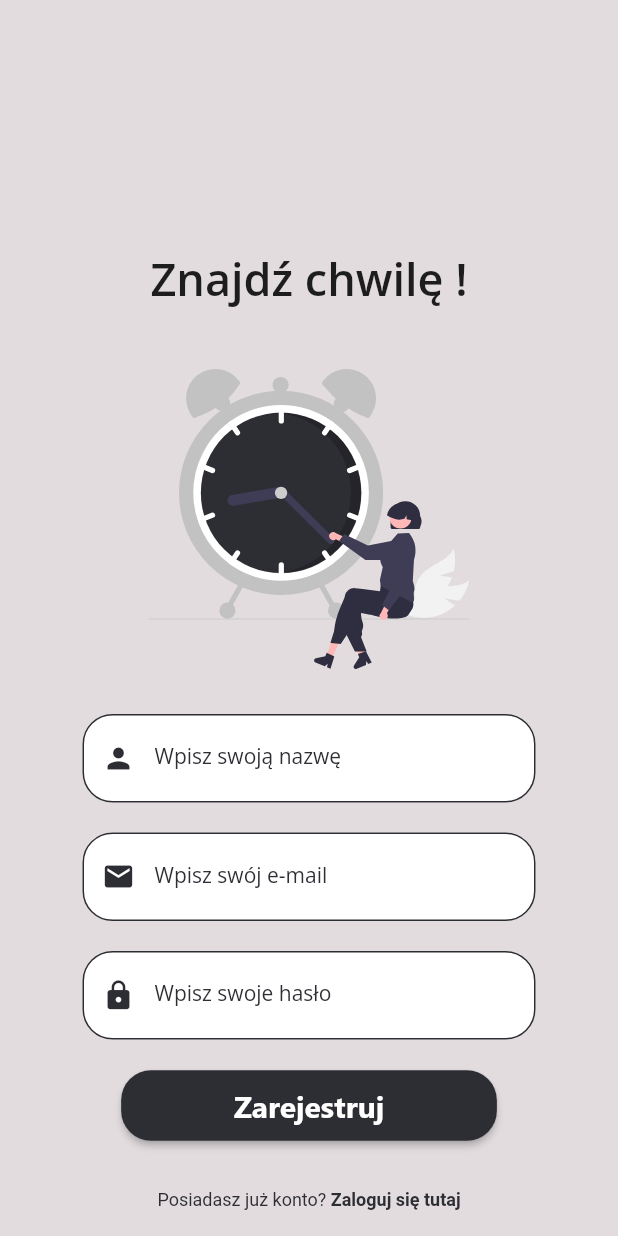
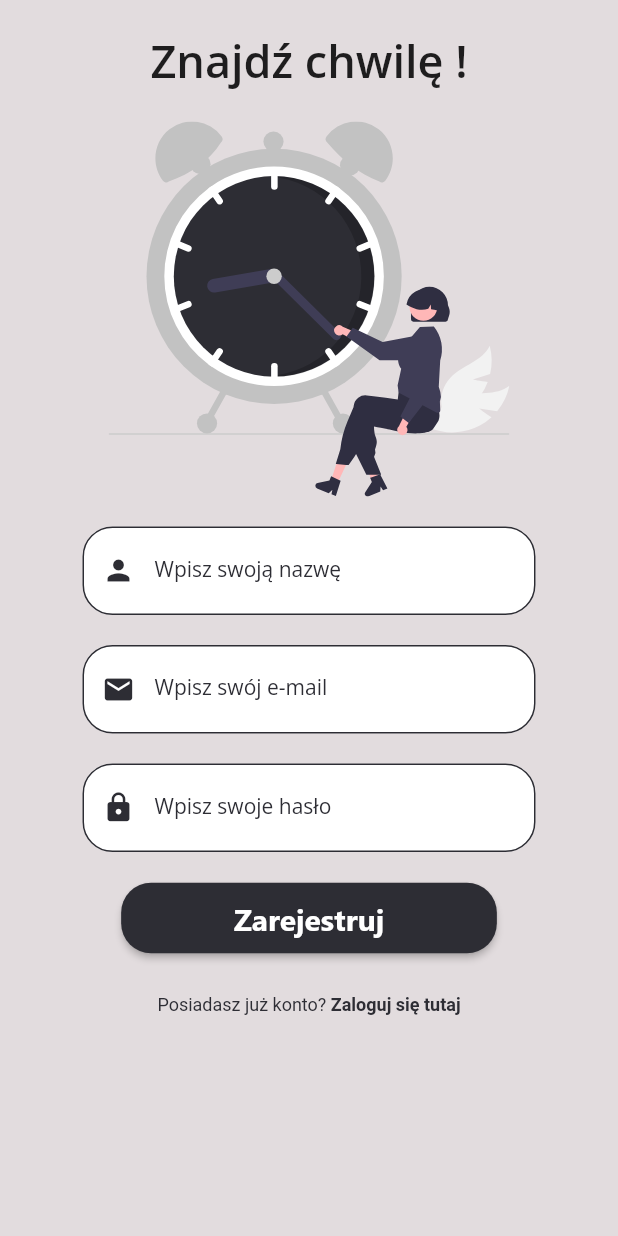
Before and after one commit to Keriw01/znajdz_chwile, a Flutter app: the screen it shows after launch, after a tap on "Zaloguj", after a tap on "Utwórz konto", on a phone screen of 412 x 824 dp. Run offline on Flutter 3.47's test engine with Material 2 defaults, Android fonts, the phone set to English and light mode, and no system bars; our stand-ins replace flutter_svg, fluttertoast, font_awesome_flutter, get, shared_preferences.

Commit message:
repair padding

```diff
--- a/lib/users/authentication/login_screen.dart
+++ b/lib/users/authentication/login_screen.dart
@@ -3,6 +3,7 @@ import 'dart:convert';
 import 'package:flutter/material.dart';
 import 'package:flutter_svg/flutter_svg.dart';
 import 'package:fluttertoast/fluttertoast.dart';
+import 'package:get/get.dart';
 import 'package:http/http.dart' as http;
 import 'package:znajdz_chwile/colors/colors.dart';
 import 'package:znajdz_chwile/users/authentication/signup_screen.dart';
@@ -37,16 +38,16 @@ class _LoginState extends State<LoginScreen> {
       if (response.statusCode == 200) {
         var responseBodyOfLogin = jsonDecode(response.body);
         if (responseBodyOfLogin['success'] == true) {
-          Fluttertoast.showToast(msg: "Logowanie powiodło się.");
           User userInfo = User.fromJson(responseBodyOfLogin["userData"]);
           await RememberUserPrefs.storeUserInfo(userInfo);
           Future.delayed(const Duration(milliseconds: 2000), () {
-            Navigator.of(context).pushAndRemoveUntil(
-                MaterialPageRoute(builder: ((context) => const Home())),
-                (route) => false);
-
-            //Get.to(Home());
+            Get.to(const Home());
           });
+          setState(() {
+            emailController.clear();
+            passwordController.clear();
+          });
+          Fluttertoast.showToast(msg: "Logowanie powiodło się.");
         } else {
           Fluttertoast.showToast(msg: "Błąd, podaj poprawne dane");
         }
@@ -63,11 +64,14 @@ class _LoginState extends State<LoginScreen> {
         backgroundColor: color2,
         body: LayoutBuilder(builder: (context, cons) {
           return ConstrainedBox(
-            constraints: BoxConstraints(minHeight: cons.maxHeight),
+            constraints: const BoxConstraints(minHeight: 0),
             child: SingleChildScrollView(
               reverse: true,
               child: Column(
                 children: [
+                  const SizedBox(
+                    height: 20,
+                  ),
                   const Text(
                     "Znajdź chwilę !",
                     style: TextStyle(
@@ -76,16 +80,16 @@ class _LoginState extends State<LoginScreen> {
                         fontWeight: FontWeight.w700),
                   ),
                   const SizedBox(
-                    height: 40,
+                    height: 20,
                   ),
                   SizedBox(
                     width: MediaQuery.of(context).size.width,
-                    height: 200,
+                    height: 250,
                     child: SvgPicture.asset(
                         "assets/images/undraw_time_management.svg"),
                   ),
                   const SizedBox(
-                    height: 30,
+                    height: 20,
                   ),
                   Container(
                     decoration: const BoxDecoration(),
@@ -97,7 +101,7 @@ class _LoginState extends State<LoginScreen> {
                             children: [
                               Padding(
                                 padding:
-                                    const EdgeInsets.fromLTRB(55, 0, 55, 5),
+                                    const EdgeInsets.fromLTRB(55, 0, 55, 10),
                                 child: TextFormField(
                                   controller: emailController,
                                   keyboardType: TextInputType.emailAddress,
@@ -136,7 +140,7 @@ class _LoginState extends State<LoginScreen> {
                               ),
                               Padding(
                                 padding:
-                                    const EdgeInsets.fromLTRB(55, 20, 55, 5),
+                                    const EdgeInsets.fromLTRB(55, 10, 55, 10),
                                 child: TextFormField(
                                   controller: passwordController,
                                   keyboardType: TextInputType.emailAddress,
@@ -175,7 +179,7 @@ class _LoginState extends State<LoginScreen> {
                                 ),
                               ),
                               Padding(
-                                padding: const EdgeInsets.only(top: 20),
+                                padding: const EdgeInsets.only(top: 10),
                                 child: ElevatedButton(
                                   onPressed: () {
                                     if (formKey.currentState!.validate()) {
@@ -212,11 +216,7 @@ class _LoginState extends State<LoginScreen> {
                               padding: const EdgeInsets.only(top: 10),
                               child: TextButton(
                                   onPressed: () {
-                                    Navigator.of(context).push(
-                                        MaterialPageRoute(
-                                            builder: ((context) =>
-                                                const SignUpScreen())));
-                                    //Get.to(const SignUpScreen());
+                                    Get.to(const SignUpScreen());
                                   },
                                   style: ButtonStyle(
                                     overlayColor: MaterialStateProperty.all(
--- a/lib/users/authentication/signup_screen.dart
+++ b/lib/users/authentication/signup_screen.dart
@@ -1,18 +1,16 @@
 import 'dart:convert';
-
 import 'package:flutter/material.dart';
 import 'package:flutter_svg/flutter_svg.dart';
 import 'package:fluttertoast/fluttertoast.dart';
+import 'package:get/get.dart';
 import 'package:http/http.dart' as http;
 import 'package:znajdz_chwile/api_connection/api_connection.dart';
 import 'package:znajdz_chwile/colors/colors.dart';
 import 'package:znajdz_chwile/users/authentication/login_screen.dart';
-
 import '../../models/user.dart';
 
 class SignUpScreen extends StatefulWidget {
   const SignUpScreen({super.key});
-
   @override
   State<SignUpScreen> createState() => _LoginState();
 }
@@ -33,7 +31,7 @@ class _LoginState extends State<SignUpScreen> {
         'user_email': emailController.text.trim(),
       });
       if (response.statusCode ==
-          200) // HTTP 200 OK success status of connection with api to server
+          200) // HTTP 200 - OK success status of connection with api to server
       {
         var responseBodyOfValidateEmail = jsonDecode(response.body);
         if (responseBodyOfValidateEmail['emailFound'] == true) {
@@ -56,12 +54,13 @@ class _LoginState extends State<SignUpScreen> {
       if (response.statusCode == 200) {
         var responseBodyOfSignUp = jsonDecode(response.body);
         if (responseBodyOfSignUp['success'] == true) {
-          Fluttertoast.showToast(msg: "Rejestracja powiodła się.");
+          Get.to(const LoginScreen());
           setState(() {
             nameController.clear();
             emailController.clear();
             passwordController.clear();
           });
+          Fluttertoast.showToast(msg: "Rejestracja powiodła się.");
         } else {
           Fluttertoast.showToast(msg: "Błąd, spróbuj ponownie");
         }
@@ -78,13 +77,13 @@ class _LoginState extends State<SignUpScreen> {
         backgroundColor: color2,
         body: LayoutBuilder(builder: (context, cons) {
           return ConstrainedBox(
-            constraints: BoxConstraints(minHeight: cons.maxHeight),
+            constraints: const BoxConstraints(minHeight: 0),
             child: SingleChildScrollView(
               reverse: true,
               child: Column(
                 children: [
                   const SizedBox(
-                    height: 10,
+                    height: 20,
                   ),
                   const Text(
                     "Znajdź chwilę !",
@@ -94,16 +93,16 @@ class _LoginState extends State<SignUpScreen> {
                         fontWeight: FontWeight.w700),
                   ),
                   const SizedBox(
-                    height: 40,
+                    height: 20,
                   ),
                   SizedBox(
                     width: MediaQuery.of(context).size.width,
-                    height: 200,
+                    height: 250,
                     child: SvgPicture.asset(
                         "assets/images/undraw_time_management.svg"),
                   ),
                   const SizedBox(
-                    height: 30,
+                    height: 20,
                   ),
                   Container(
                     decoration: const BoxDecoration(),
@@ -115,7 +114,7 @@ class _LoginState extends State<SignUpScreen> {
                             children: [
                               Padding(
                                 padding:
-                                    const EdgeInsets.fromLTRB(55, 0, 55, 5),
+                                    const EdgeInsets.fromLTRB(55, 0, 55, 10),
                                 child: TextFormField(
                                   controller: nameController,
                                   validator: (value) {
@@ -153,7 +152,7 @@ class _LoginState extends State<SignUpScreen> {
                               ),
                               Padding(
                                 padding:
-                                    const EdgeInsets.fromLTRB(55, 15, 55, 5),
+                                    const EdgeInsets.fromLTRB(55, 10, 55, 10),
                                 child: TextFormField(
                                   controller: emailController,
                                   keyboardType: TextInputType.emailAddress,
@@ -193,7 +192,7 @@ class _LoginState extends State<SignUpScreen> {
                               ),
                               Padding(
                                 padding:
-                                    const EdgeInsets.fromLTRB(55, 15, 55, 5),
+                                    const EdgeInsets.fromLTRB(55, 10, 55, 10),
                                 child: TextFormField(
                                   controller: passwordController,
                                   keyboardType: TextInputType.emailAddress,
@@ -232,7 +231,7 @@ class _LoginState extends State<SignUpScreen> {
                                 ),
                               ),
                               Padding(
-                                padding: const EdgeInsets.only(top: 15),
+                                padding: const EdgeInsets.only(top: 10),
                                 child: ElevatedButton(
                                   onPressed: () {
                                     if (formKey.currentState!.validate()) {
@@ -266,14 +265,10 @@ class _LoginState extends State<SignUpScreen> {
                           mainAxisAlignment: MainAxisAlignment.center,
                           children: [
                             Padding(
-                              padding: const EdgeInsets.only(top: 15),
+                              padding: const EdgeInsets.only(top: 10),
                               child: TextButton(
                                   onPressed: () {
-                                    Navigator.of(context).push(
-                                        MaterialPageRoute(
-                                            builder: ((context) =>
-                                                const LoginScreen())));
-                                    //Get.to(const LoginScreen());
+                                    Get.to(const LoginScreen());
                                   },
                                   style: ButtonStyle(
                                     overlayColor: MaterialStateProperty.all(
```
